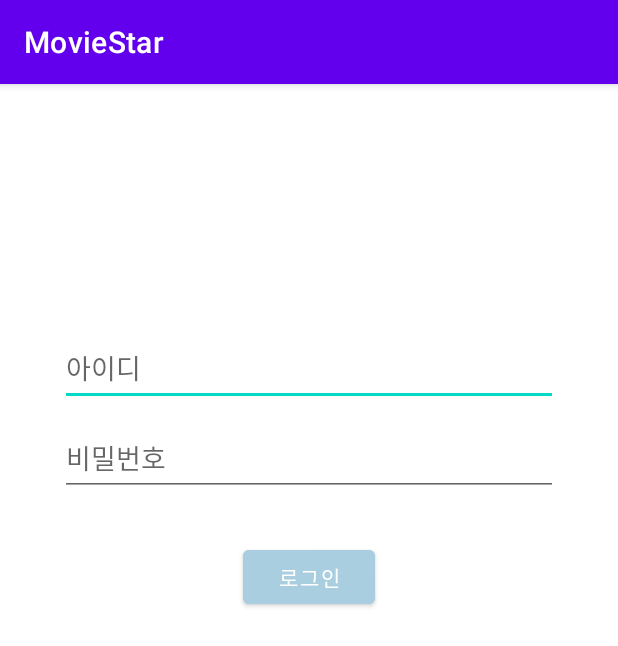
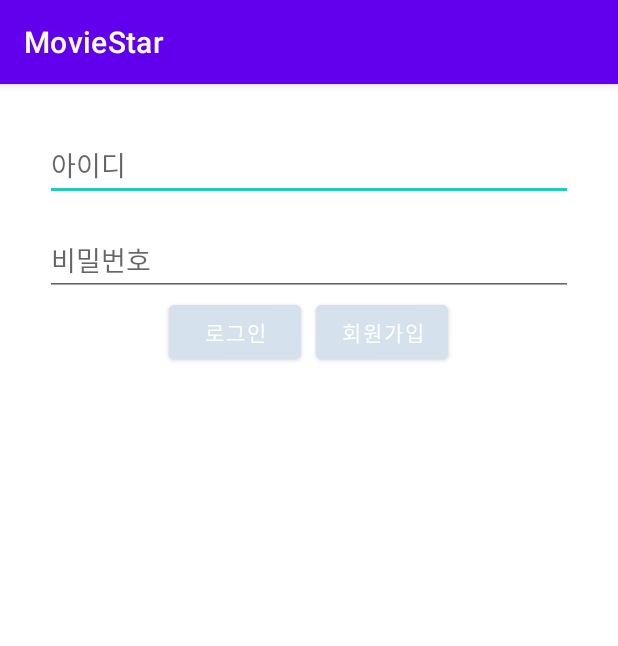
Before and after one commit to skdisk3895/MovieStar, an Android app: the screen it shows after launch (MainActivity before the commit, LoginActivity after it), on a phone screen of 412 x 824 dp. Shown: the top 646 px of the screen. Run offline under Robolectric (Android 15) with nearby library versions, the phone set to English and light mode, and no system bars.

Commit message:
로그인, 회원가입 화면 구현

```diff
--- a/android/app/src/main/AndroidManifest.xml
+++ b/android/app/src/main/AndroidManifest.xml
@@ -11,7 +11,9 @@
         android:roundIcon="@mipmap/ic_launcher_round"
         android:supportsRtl="true"
         android:theme="@style/Theme.MyApplication">
-        <activity android:name=".MainActivity" android:screenOrientation="portrait">
+        <activity android:name=".MainActivity" android:screenOrientation="portrait" />
+        <activity android:name=".RegisterActivity" android:screenOrientation="portrait" />
+        <activity android:name=".LoginActivity" android:screenOrientation="portrait">
             <intent-filter>
                 <action android:name="android.intent.action.MAIN" />
 
--- /dev/null
+++ b/android/app/src/main/java/com/example/myapplication/LoginActivity.java
@@ -0,0 +1,30 @@
+package com.example.myapplication;
+
+import androidx.appcompat.app.AppCompatActivity;
+
+import android.content.Intent;
+import android.os.Bundle;
+import android.view.View;
+import android.widget.Button;
+
+public class LoginActivity extends AppCompatActivity {
+
+    private Button btn_login, btn_go_register;
+
+    @Override
+    protected void onCreate(Bundle savedInstanceState) {
+        super.onCreate(savedInstanceState);
+        setContentView(R.layout.activity_login);
+
+        btn_login = findViewById(R.id.btn_login);
+        btn_go_register = findViewById(R.id.btn_go_register);
+
+        btn_go_register.setOnClickListener(new View.OnClickListener() {
+            @Override
+            public void onClick(View view) {
+                Intent intent = new Intent(LoginActivity.this, RegisterActivity.class);
+                startActivity(intent);
+            }
+        });
+    }
+}
--- a/android/app/src/main/java/com/example/myapplication/MainActivity.java
+++ b/android/app/src/main/java/com/example/myapplication/MainActivity.java
@@ -2,80 +2,14 @@ package com.example.myapplication;
 
 import androidx.appcompat.app.AppCompatActivity;
 import android.os.Bundle;
-import android.view.View;
-import android.widget.Button;
-import android.widget.EditText;
-import android.widget.TextView;
-import android.widget.Toast;
 
-import com.android.volley.AuthFailureError;
-import com.android.volley.Request;
-import com.android.volley.Response;
-import com.android.volley.VolleyError;
-import com.android.volley.toolbox.StringRequest;
-import com.android.volley.toolbox.Volley;
-
-import java.util.HashMap;
-import java.util.Map;
 
 public class MainActivity extends AppCompatActivity {
-
-    private EditText et_id, et_password;
-    private TextView tv_result;
-    private Button btn_login;
-    private String url = "http://localhost:8080/login";
-
-    public void sendLoginRequest(String id, String password) {
-        StringRequest request = new StringRequest(
-                Request.Method.POST,
-                url,
-                new Response.Listener<String>() {
-                    @Override
-                    public void onResponse(String response) {
-                        tv_result.setText(response);
-                    }
-                },
-                new Response.ErrorListener() {
-                    @Override
-                    public void onErrorResponse(VolleyError error) {
-                        tv_result.setText(error.getMessage());
-                    }
-                }
-        ){
-            @Override
-            protected Map<String, String> getParams() throws AuthFailureError {
-                Map<String, String> params = new HashMap<>();
-                params.put("id", id);
-                params.put("password", password);
-                return params;
-            }
-        };
-
-        request.setShouldCache(false);
-        AppHelper.requestQueue.add(request);
-        Toast.makeText(getApplicationContext(), "Request sent", Toast.LENGTH_SHORT).show();
-    }
 
     @Override
     protected void onCreate(Bundle savedInstanceState) {
         super.onCreate(savedInstanceState);
         setContentView(R.layout.activity_main);
 
-        et_id = findViewById(R.id.et_id);
-        et_password = findViewById(R.id.et_password);
-        btn_login = findViewById(R.id.btn_login);
-        tv_result = findViewById(R.id.tv_result);
-
-        btn_login.setOnClickListener(new View.OnClickListener() {
-            @Override
-            public void onClick(View view) {
-                String id = et_id.getText().toString();
-                String password = et_password.getText().toString();
-                sendLoginRequest(id, password);
-            }
-        });
-
-        if (AppHelper.requestQueue == null)
-            AppHelper.requestQueue = Volley.newRequestQueue(getApplicationContext());
     }
 }
--- /dev/null
+++ b/android/app/src/main/res/layout/activity_login.xml
@@ -0,0 +1,52 @@
+<?xml version="1.0" encoding="utf-8"?>
+<LinearLayout xmlns:android="http://schemas.android.com/apk/res/android"
+    xmlns:app="http://schemas.android.com/apk/res-auto"
+    xmlns:tools="http://schemas.android.com/tools"
+    android:layout_width="match_parent"
+    android:layout_height="match_parent"
+    android:orientation="vertical"
+    android:gravity="center_horizontal"
+    android:layout_marginTop="30dp">
+    tools:context=".RegisterActivity"
+
+    <EditText
+        android:id="@+id/et_username"
+        android:layout_width="match_parent"
+        android:layout_height="wrap_content"
+        android:layout_marginLeft="30dp"
+        android:layout_marginRight="30dp"
+        android:hint="아이디"/>
+
+    <EditText
+        android:id="@+id/et_password"
+        android:layout_width="match_parent"
+        android:layout_height="wrap_content"
+        android:layout_marginLeft="30dp"
+        android:layout_marginRight="30dp"
+        android:layout_marginTop="15dp"
+        android:inputType="textPassword"
+        android:hint="비밀번호"/>
+
+    <LinearLayout
+        android:layout_width="match_parent"
+        android:layout_height="wrap_content"
+        android:gravity="center">
+
+        <Button
+            android:id="@+id/btn_login"
+            android:layout_width="wrap_content"
+            android:layout_height="wrap_content"
+            android:backgroundTint="#D5E1EC"
+            android:layout_marginRight="10dp"
+            android:text="로그인"/>
+
+        <Button
+            android:id="@+id/btn_go_register"
+            android:layout_width="wrap_content"
+            android:layout_height="wrap_content"
+            android:backgroundTint="#D5E1EC"
+            android:text="회원가입"/>
+    </LinearLayout>
+
+
+</LinearLayout>
--- a/android/app/src/main/res/layout/activity_main.xml
+++ b/android/app/src/main/res/layout/activity_main.xml
@@ -10,35 +10,10 @@
     android:gravity="center"
     >
 
-    <EditText
-        android:id="@+id/et_id"
-        android:layout_width="match_parent"
-        android:layout_height="50dp"
-        android:layout_marginLeft="40dp"
-        android:layout_marginRight="40dp"
-        android:hint="아이디"/>
-
-    <EditText
-        android:id="@+id/et_password"
-        android:layout_width="match_parent"
-        android:layout_height="50dp"
-        android:layout_marginLeft="40dp"
-        android:layout_marginRight="40dp"
-        android:layout_marginTop="10dp"
-        android:hint="비밀번호"/>
-
-    <Button
-        android:id="@+id/btn_login"
+    <TextView
         android:layout_width="wrap_content"
         android:layout_height="wrap_content"
-        android:text="로그인"
-        android:layout_marginTop="30dp"
-        android:backgroundTint="#A9CEDF"/>
-
-    <TextView
-        android:id="@+id/tv_result"
-        android:layout_width="match_parent"
-        android:layout_height="200dp"
-        android:layout_marginTop="50dp"/>
+        android:text="Hello Main!!"
+        android:textSize="50sp"/>
 
 </LinearLayout>
--- /dev/null
+++ b/server/settings.gradle
@@ -0,0 +1 @@
+rootProject.name = 'server'
```
Also changed, not shown: android/app/src/main/java/com/example/myapplication/RegisterActivity.java (added, +77 -0 lines), android/app/src/main/res/layout/activity_register.xml (added, +48 -0 lines), server/build.gradle (added, +24 -0 lines), server/src/main/java/com/example/server/Controller/UserProfileController.java (added, +23 -0 lines), server/src/main/java/com/example/server/ServerApplication.java (added, +12 -0 lines), server/src/main/java/com/example/server/mapper/UserProfileMapper.java (added, +14 -0 lines), server/src/main/java/com/example/server/model/UserProfile.java (added, +48 -0 lines), server/gradle/wrapper/gradle-wrapper.properties (added), 6 other files.
